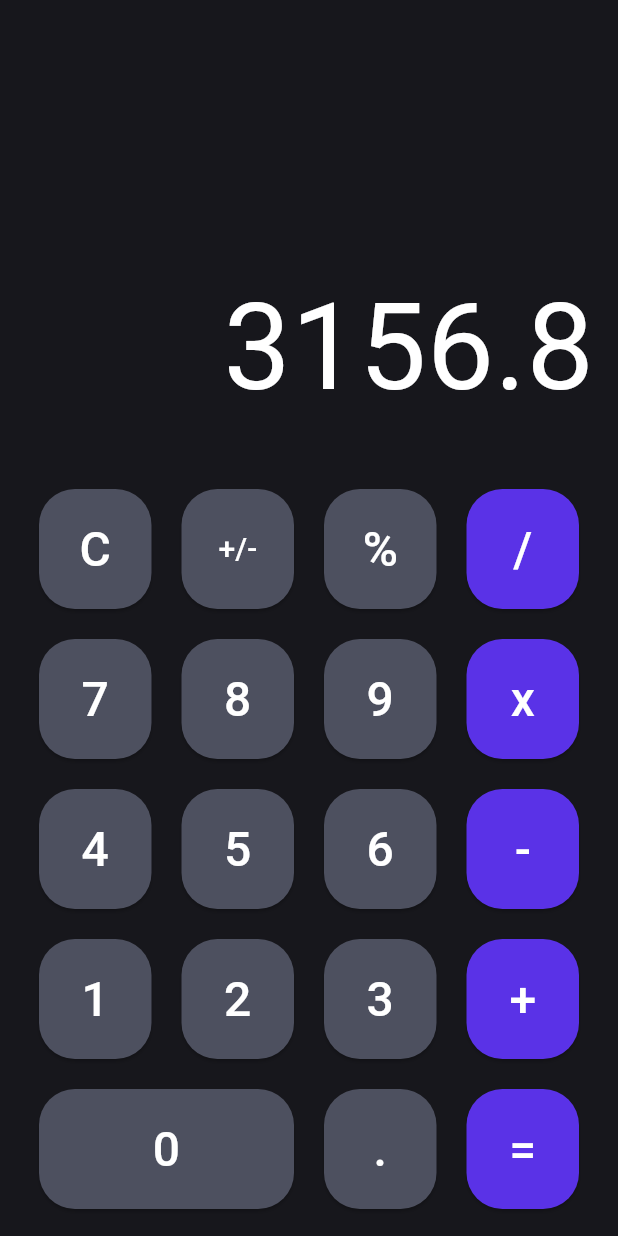
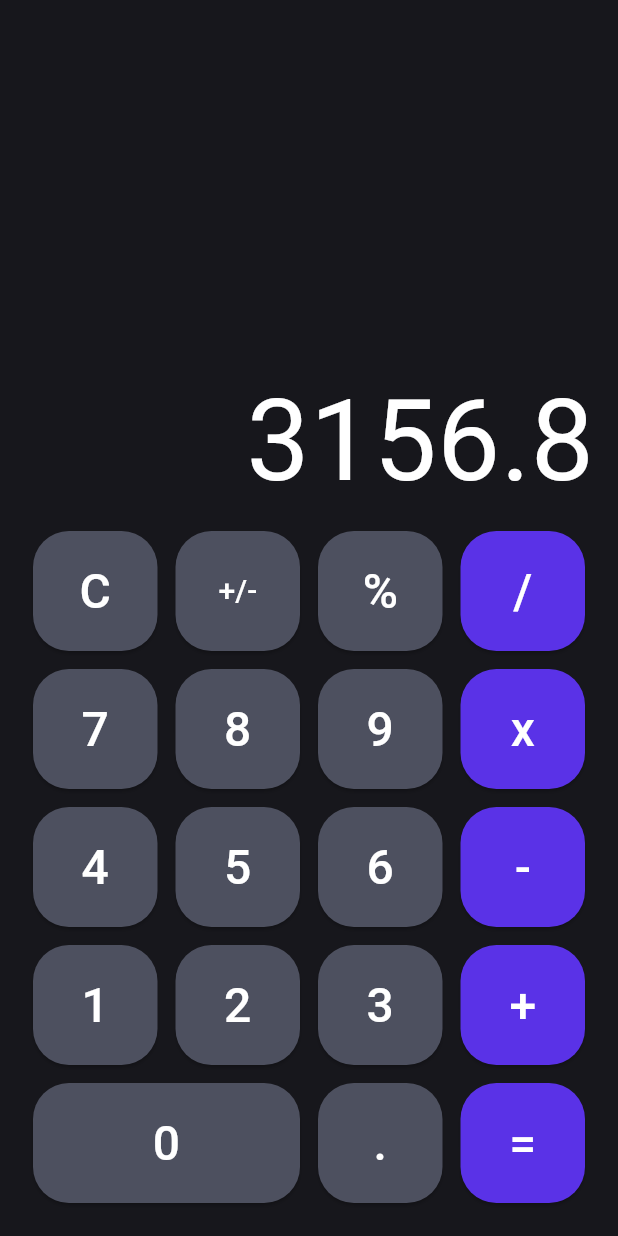
Before and after one commit to amalikrigger/gcoat_tutorial_session_1, a Flutter app: the Calculator screen opened directly, on a phone screen of 412 x 824 dp. Run offline on Flutter 3.47's test engine with Material 3 defaults, Android fonts, the phone set to English and light mode, and no system bars.

Commit message:
Adding improvements

```diff
--- a/lib/pages/calculator.dart
+++ b/lib/pages/calculator.dart
@@ -10,37 +10,24 @@ class Calculator extends StatefulWidget {
 class _CalculatorState extends State<Calculator> {
   @override
   Widget build(BuildContext context) {
-    final size = MediaQuery.of(context).size;
-    final height = size.height;
-    return Scaffold(
-      backgroundColor: const Color(0xFF17171C),
+    return const Scaffold(
+      backgroundColor: Color(0xFF17171C),
       body: SafeArea(
         child: Padding(
-          padding: const EdgeInsets.symmetric(vertical: 8, horizontal: 16),
+            padding: EdgeInsets.all(16),
+            child: Expanded(
               child: Column(
-            children: [
-              SizedBox(
-                height: height * 0.34,
-                width: double.infinity,
-                child: const Column(
                 mainAxisAlignment: MainAxisAlignment.end,
                 crossAxisAlignment: CrossAxisAlignment.end,
                 children: [
                   Text(
                     '3156.8',
                     style: TextStyle(
-                        fontSize: 80,
+                      fontSize: 75,
                       color: Colors.white,
                       fontWeight: FontWeight.w400,
                     ),
                   ),
-                  ],
-                ),
-              ),
-              const Expanded(
-                child: Column(
-                  mainAxisAlignment: MainAxisAlignment.end,
-                  children: [
                   Row(
                     children: [
                       Expanded(
@@ -165,10 +152,7 @@ class _CalculatorState extends State<Calculator> {
                   )
                 ],
               ),
-              )
-            ],
-          ),
-        ),
+            )),
       ),
     );
   }
@@ -188,10 +172,9 @@ class CalculatorButton extends StatelessWidget {
 
   @override
   Widget build(BuildContext context) {
-    return Padding(
-      padding: const EdgeInsets.all(10.0),
-      child: SizedBox(
+    return Container(
       height: 80,
+      margin: const EdgeInsets.all(6),
       child: ElevatedButton(
         style: ElevatedButton.styleFrom(
           backgroundColor: color,
@@ -210,7 +193,6 @@ class CalculatorButton extends StatelessWidget {
           style: TextStyle(fontSize: fontSize),
         ),
       ),
-      ),
     );
   }
 }
```
Also changed, not shown: lib/main.dart (+12 -3 lines), lib/pages/counter.dart (+6 -10 lines), lib/pages/input.dart (added, +67 -0 lines), lib/pages/todo.dart (deleted, +0 -45 lines), pubspec.lock, 2 other files. Lines whose indentation alone changed are shown as unchanged.
